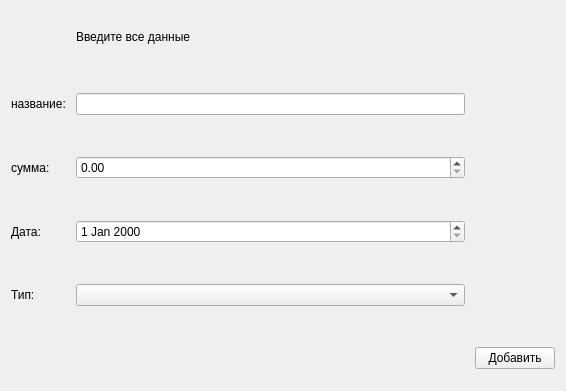
Old version of the form add_.ui in the repository stepanshustov/financial_assistant.
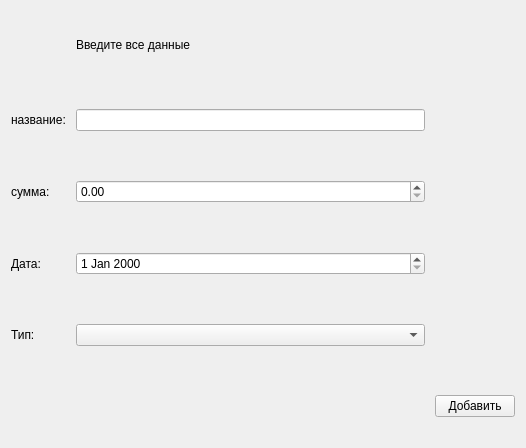
New version of the form.

```diff
--- a/add_.ui
+++ b/add_.ui
@@ -6,8 +6,8 @@
    <rect>
     <x>0</x>
     <y>0</y>
-    <width>566</width>
-    <height>391</height>
+    <width>526</width>
+    <height>448</height>
    </rect>
   </property>
   <property name="minimumSize">
@@ -19,7 +19,13 @@
   <property name="windowTitle">
    <string>Form</string>
   </property>
-  <layout class="QGridLayout" name="gridLayout" rowstretch="0,0,0,0,0,0,0,0">
+  <property name="styleSheet">
+   <string notr="true">font: 10pt &quot;MS Shell Dlg 2&quot;;</string>
+  </property>
+  <property name="windowFilePath">
+   <string>Финансовый ассистент</string>
+  </property>
+  <layout class="QGridLayout" name="gridLayout" rowstretch="0,0,0,0,0,0">
    <property name="horizontalSpacing">
     <number>10</number>
    </property>
```
Left out of the diff: 5 changed lines with no effect on the pictures.
